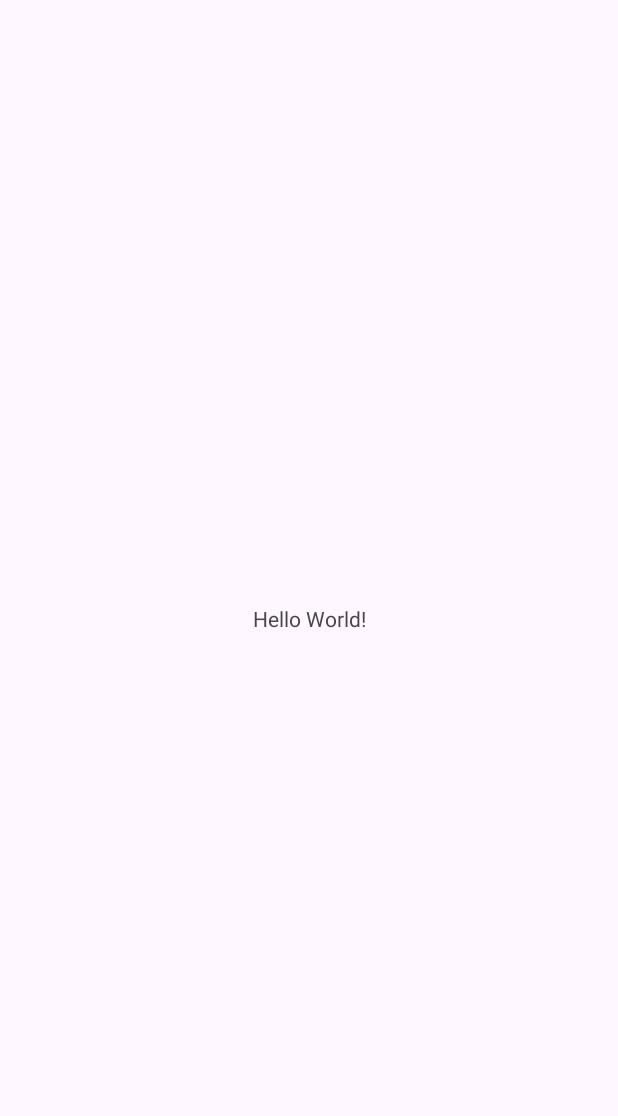
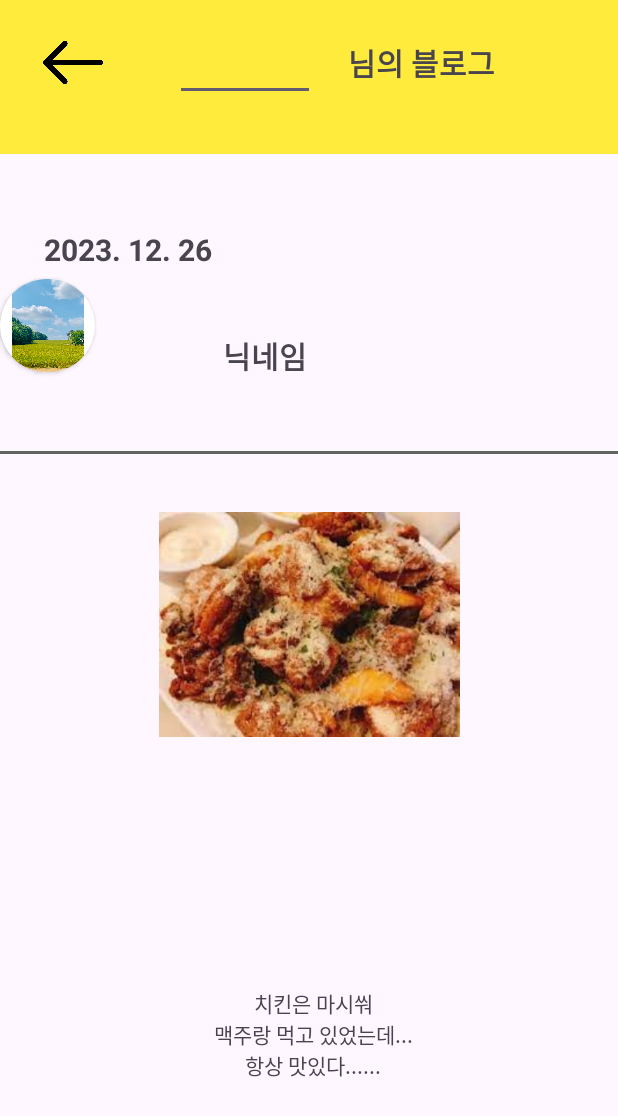
Before and after one commit to NBC-SNS-Team8/TastoryApp, an Android app: the screen it shows after launch (MainActivity before the commit, DetailActivity after it), on a phone screen of 412 x 824 dp. Before the commit the part shown is almost empty. Shown: the top 1116 px of the screen. Run offline under Robolectric (Android 15) with nearby library versions, the phone set to English and light mode, and no system bars.

Commit message:
detailpage achieve

```diff
--- a/app/src/main/AndroidManifest.xml
+++ b/app/src/main/AndroidManifest.xml
@@ -14,7 +14,13 @@
         tools:targetApi="31">
         <activity
             android:name=".DetailActivity"
-            android:exported="false" />
+            android:exported="true" >
+            <intent-filter>
+                <action android:name="android.intent.action.MAIN" />
+
+                <category android:name="android.intent.category.LAUNCHER" />
+            </intent-filter>
+            </activity>
         <activity
             android:name=".MyPageActivity"
             android:exported="false" />
@@ -30,11 +36,7 @@
         <activity
             android:name=".MainActivity"
             android:exported="true">
-            <intent-filter>
-                <action android:name="android.intent.action.MAIN" />
 
-                <category android:name="android.intent.category.LAUNCHER" />
-            </intent-filter>
         </activity>
     </application>
 
--- a/app/src/main/java/com/nhkim/tastory/DetailActivity.kt
+++ b/app/src/main/java/com/nhkim/tastory/DetailActivity.kt
@@ -7,5 +7,9 @@
     override fun onCreate(savedInstanceState: Bundle?) {
         super.onCreate(savedInstanceState)
         setContentView(R.layout.activity_detail)
+
+
+
+
     }
 }
--- a/app/src/main/res/layout/activity_detail.xml
+++ b/app/src/main/res/layout/activity_detail.xml
@@ -1,9 +1,133 @@
 <?xml version="1.0" encoding="utf-8"?>
-<androidx.constraintlayout.widget.ConstraintLayout xmlns:android="http://schemas.android.com/apk/res/android"
+<LinearLayout xmlns:android="http://schemas.android.com/apk/res/android"
     xmlns:app="http://schemas.android.com/apk/res-auto"
     xmlns:tools="http://schemas.android.com/tools"
     android:layout_width="match_parent"
     android:layout_height="match_parent"
+    android:orientation="vertical"
     tools:context=".DetailActivity">
 
+
+<RelativeLayout
+    android:layout_width="match_parent"
+    android:layout_height="0dp"
+    android:background="#FFEB3B"
+    android:layout_weight="1">
+
+    <ImageView
+        android:id="@+id/imageView"
+        android:layout_width="53dp"
+        android:layout_height="43dp"
+        android:layout_marginTop="20dp"
+        android:layout_alignParentLeft="true"
+        android:layout_marginStart="22dp"
+        app:srcCompat="@drawable/back" />
+
+    <TextView
+        android:id="@+id/textView3"
+        android:layout_width="122dp"
+        android:layout_height="44dp"
+        android:layout_alignParentRight="true"
+        android:layout_marginTop="20dp"
+        android:layout_marginRight="70dp"
+        android:gravity="center"
+        android:text="님의 블로그"
+        android:textSize="20dp"
+        android:textStyle="bold" />
+
+    <EditText
+        android:id="@+id/editTextDate"
+        android:layout_width="93dp"
+        android:layout_height="wrap_content"
+        android:layout_marginStart="22dp"
+        android:layout_marginTop="22dp"
+        android:layout_marginEnd="10dp"
+        android:layout_marginRight="17dp"
+        android:layout_marginBottom="22dp"
+        android:layout_toLeftOf="@id/textView3"
+        android:ems="10"
+        android:inputType="text" />
+
+</RelativeLayout>
+<androidx.constraintlayout.widget.ConstraintLayout
+    android:layout_width="match_parent"
+    android:layout_height="0dp"
+    android:layout_weight="7">
+
+    <TextView
+        android:id="@+id/textView4"
+        android:layout_width="173dp"
+        android:layout_height="39dp"
+        android:layout_marginLeft="10dp"
+        android:layout_marginTop="44dp"
+        android:gravity="center_vertical"
+        android:text="2023. 12. 26"
+        android:textSize="20dp"
+        android:textStyle="bold"
+        app:layout_constraintEnd_toEndOf="parent"
+        app:layout_constraintHorizontal_bias="0.084"
+        app:layout_constraintStart_toStartOf="parent"
+        app:layout_constraintTop_toTopOf="parent" />
+
+
+    <TextView
+        android:id="@+id/textView7"
+        android:layout_width="69dp"
+        android:layout_height="39dp"
+        android:layout_marginTop="36dp"
+        android:text="닉네임"
+        android:textSize="20dp"
+        android:textStyle="bold"
+        app:layout_constraintEnd_toEndOf="parent"
+        app:layout_constraintHorizontal_bias="0.433"
+        app:layout_constraintStart_toStartOf="parent"
+        app:layout_constraintTop_toBottomOf="@+id/textView4" />
+
+    <View
+        android:id="@+id/view"
+        android:layout_width="match_parent"
+        android:layout_height="2dp"
+        android:background="#606560"
+        app:layout_constraintBottom_toTopOf="@+id/imageView3"
+        app:layout_constraintTop_toBottomOf="@+id/textView7"
+        tools:layout_editor_absoluteX="0dp" />
+
+
+    <ImageView
+        android:id="@+id/imageView3"
+        android:layout_width="343dp"
+        android:layout_height="150dp"
+        android:layout_marginTop="80dp"
+        app:layout_constraintEnd_toEndOf="parent"
+        app:layout_constraintStart_toStartOf="parent"
+        app:layout_constraintTop_toBottomOf="@+id/textView7"
+        app:srcCompat="@drawable/chicken" />
+
+    <TextView
+        android:id="@+id/textView"
+        android:layout_width="331dp"
+        android:layout_height="156dp"
+        android:layout_marginBottom="56dp"
+        android:gravity="center"
+        android:text="치킨은 마시쒀\n 맥주랑 먹고 있었는데... \n 항상 맛있다...... "
+        app:layout_constraintBottom_toBottomOf="parent"
+        app:layout_constraintEnd_toEndOf="parent"
+        app:layout_constraintHorizontal_bias="0.537"
+        app:layout_constraintStart_toStartOf="parent" />
+
+    <androidx.cardview.widget.CardView
+        android:layout_width="63dp"
+        android:layout_height="62dp"
+        app:cardCornerRadius="100dp"
+        android:layout_marginLeft="10dp"
+        app:layout_constraintTop_toBottomOf="@+id/textView4">
+
+        <androidx.appcompat.widget.AppCompatImageView
+            android:layout_width="match_parent"
+            android:layout_height="64dp"
+            android:src="@drawable/bright" />
+    </androidx.cardview.widget.CardView>
+
 </androidx.constraintlayout.widget.ConstraintLayout>
+
+</LinearLayout>
```
Also changed, not shown: app/src/main/res/drawable/back.png (added), app/src/main/res/drawable/bright.png (added), app/src/main/res/drawable/chicken.png (added), app/src/main/res/drawable/cloud.png (added).
